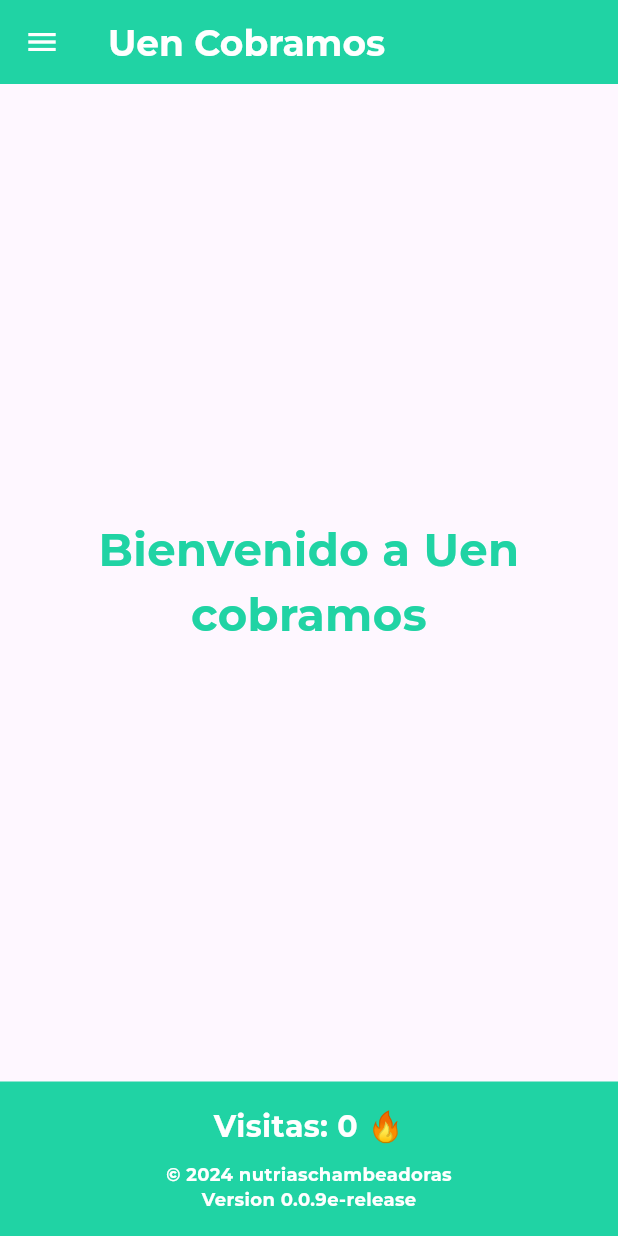
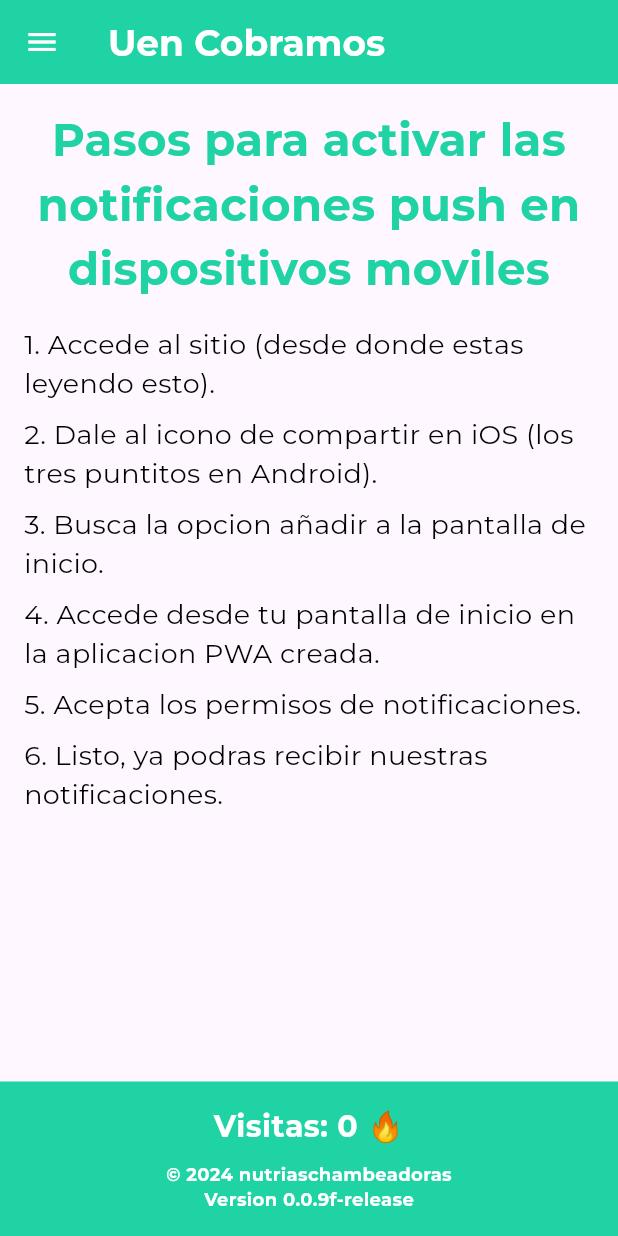
Before and after one commit to noteregalesuwu/frontend-when-cobramos, a Flutter app: the screen it shows after launch, on a phone screen of 412 x 824 dp. Run offline on Flutter 3.47's test engine with Material 3 defaults, Android fonts, the light colour scheme and no system bars; our stand-ins replace confetti, firebase_core, firebase_messaging, fluttertoast, shared_preferences; missing offline and left inert: dart:html; accounts and stored records are empty; network calls fail; statements that could not run were skipped.

Commit message:
feat: Update version number to 0.0.9f-release in footer_component.dart and handle token registration result in notifications_services.dart
Update version number in footer_component.dart to 0.0.9f-release and handle the result of token registration in notifications_services.dart.

```diff
--- a/lib/components/footer_component.dart
+++ b/lib/components/footer_component.dart
@@ -90,7 +90,7 @@ class _FooterComponentState extends State<FooterComponent> {
                 fontWeight: FontWeight.bold),
           ),
           const Text(
-            'Version 0.0.9e-release',
+            'Version 0.0.9f-release',
             style: TextStyle(
                 color: Colors.white,
                 fontFamily: 'Montserrat',
--- a/lib/services/notifications_services.dart
+++ b/lib/services/notifications_services.dart
@@ -69,9 +69,9 @@ class NotificationService {
         'token': token,
       });
       if (response.statusCode == 201) {
-        return 'Token registrado correctamente';
+        return 'Token $token registrado correctamente';
       } else {
-        return 'Error al registrar el token';
+        return 'Error al registrar el token $token';
       }
     } catch (e) {
       if (kDebugMode) {
--- a/lib/views/home_page.dart
+++ b/lib/views/home_page.dart
@@ -26,8 +26,11 @@ class HomePage extends StatelessWidget {
             ? MediaQuery.of(context).size.width * 0.5
             : MediaQuery.of(context).size.width,
         padding: const EdgeInsets.all(16.0),
-        child: const Text(
-          'Bienvenido a Uen cobramos',
+        child: const Column(
+          crossAxisAlignment: CrossAxisAlignment.start,
+          children: [
+            Text(
+              'Pasos para activar las notificaciones push en dispositivos moviles',
               style: TextStyle(
                 fontFamily: 'Montserrat',
                 fontSize: 30,
@@ -36,6 +39,62 @@ class HomePage extends StatelessWidget {
               ),
               textAlign: TextAlign.center,
             ),
+            SizedBox(height: 16),
+            Text(
+              '1. Accede al sitio (desde donde estas leyendo esto).',
+              style: TextStyle(
+                fontFamily: 'Montserrat',
+                fontSize: 18,
+                color: Colors.black,
+              ),
+            ),
+            SizedBox(height: 8),
+            Text(
+              '2. Dale al icono de compartir en iOS (los tres puntitos en Android).',
+              style: TextStyle(
+                fontFamily: 'Montserrat',
+                fontSize: 18,
+                color: Colors.black,
+              ),
+            ),
+            SizedBox(height: 8),
+            Text(
+              '3. Busca la opcion añadir a la pantalla de inicio.',
+              style: TextStyle(
+                fontFamily: 'Montserrat',
+                fontSize: 18,
+                color: Colors.black,
+              ),
+            ),
+            SizedBox(height: 8),
+            Text(
+              '4. Accede desde tu pantalla de inicio en la aplicacion PWA creada.',
+              style: TextStyle(
+                fontFamily: 'Montserrat',
+                fontSize: 18,
+                color: Colors.black,
+              ),
+            ),
+            SizedBox(height: 8),
+            Text(
+              '5. Acepta los permisos de notificaciones.',
+              style: TextStyle(
+                fontFamily: 'Montserrat',
+                fontSize: 18,
+                color: Colors.black,
+              ),
+            ),
+            SizedBox(height: 8),
+            Text(
+              '6. Listo, ya podras recibir nuestras notificaciones.',
+              style: TextStyle(
+                fontFamily: 'Montserrat',
+                fontSize: 18,
+                color: Colors.black,
+              ),
+            ),
+          ],
+        ),
       ),
     );
   }
```
Lines whose indentation alone changed are shown as unchanged.
